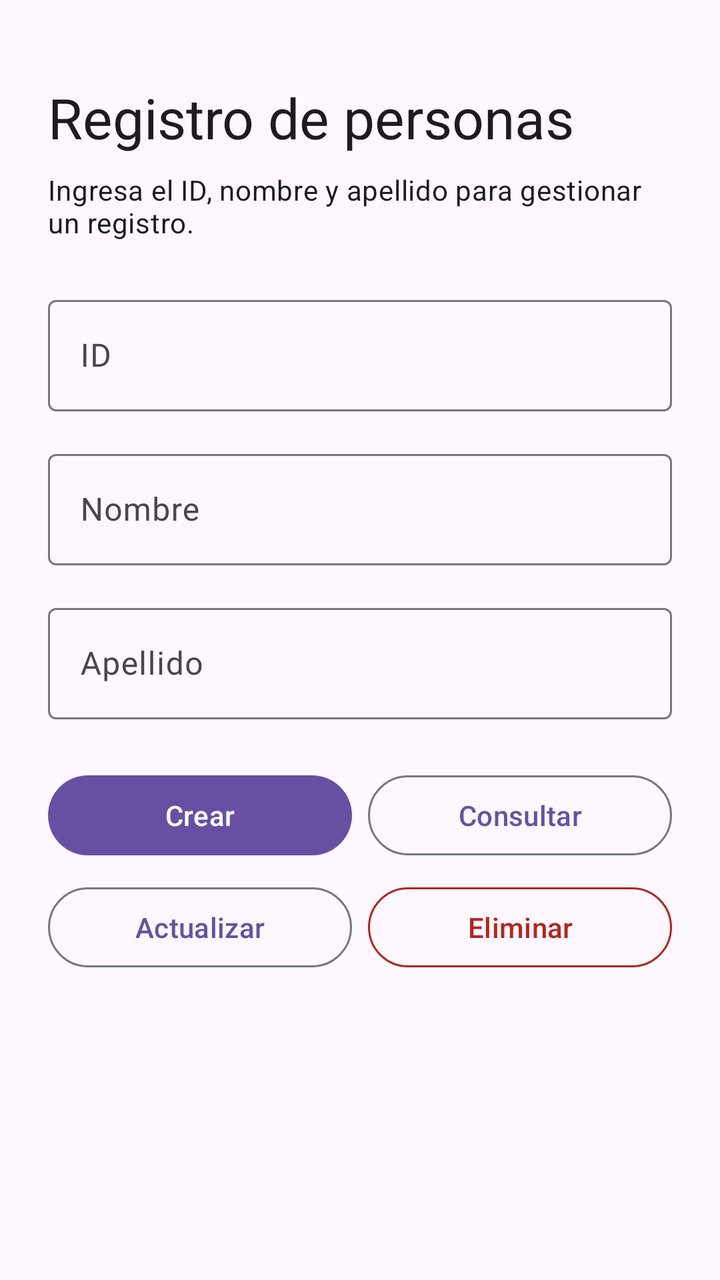
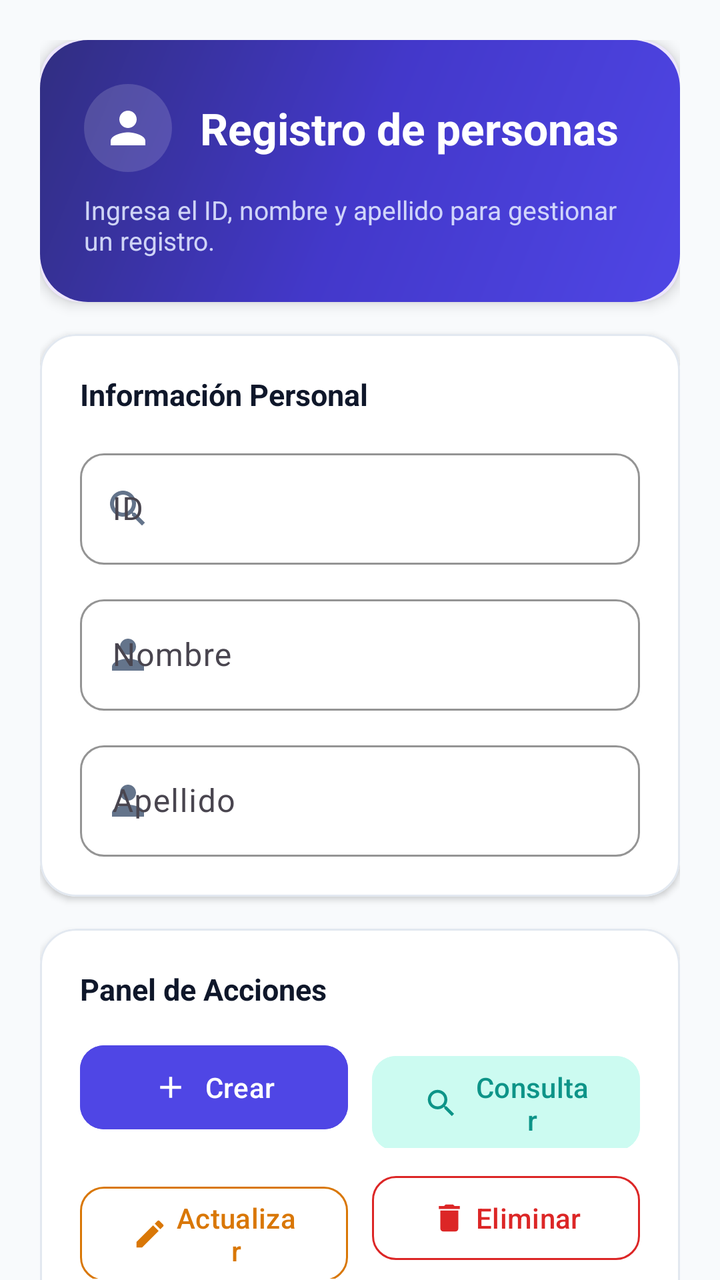

An Android layout rendered at two revisions. The XML below is the earlier revision; the diff shows what the commit changed to produce the second picture.
<!-- AndroidManifest.xml: application theme Theme.TestClase1 -->
<!-- res/layout/activity_main.xml -->
<?xml version="1.0" encoding="utf-8"?>
<androidx.core.widget.NestedScrollView xmlns:android="http://schemas.android.com/apk/res/android"
    xmlns:app="http://schemas.android.com/apk/res-auto"
    xmlns:tools="http://schemas.android.com/tools"
    android:id="@+id/main"
    android:layout_width="match_parent"
    android:layout_height="match_parent"
    android:fillViewport="true"
    android:clipToPadding="false"
    tools:context=".MainActivity">

    <LinearLayout
        android:layout_width="match_parent"
        android:layout_height="wrap_content"
        android:orientation="vertical"
        android:padding="24dp">

        <TextView
            android:layout_width="match_parent"
            android:layout_height="wrap_content"
            android:layout_marginTop="16dp"
            android:text="@string/person_form_title"
            android:textAppearance="?attr/textAppearanceHeadlineMedium" />

        <TextView
            android:layout_width="match_parent"
            android:layout_height="wrap_content"
            android:layout_marginTop="8dp"
            android:layout_marginBottom="24dp"
            android:text="@string/person_form_description"
            android:textAppearance="?attr/textAppearanceBodyMedium" />

        <com.google.android.material.textfield.TextInputLayout
            android:id="@+id/layoutId"
            style="@style/Widget.Material3.TextInputLayout.OutlinedBox"
            android:layout_width="match_parent"
            android:layout_height="wrap_content"
            android:hint="@string/person_id">

            <com.google.android.material.textfield.TextInputEditText
                android:id="@+id/etId"
                android:layout_width="match_parent"
                android:layout_height="wrap_content"
                android:inputType="number"
                android:imeOptions="actionNext"
                android:maxLines="1" />
        </com.google.android.material.textfield.TextInputLayout>

        <com.google.android.material.textfield.TextInputLayout
            android:id="@+id/layoutNombre"
            style="@style/Widget.Material3.TextInputLayout.OutlinedBox"
            android:layout_width="match_parent"
            android:layout_height="wrap_content"
            android:layout_marginTop="16dp"
            android:hint="@string/person_first_name">

            <com.google.android.material.textfield.TextInputEditText
                android:id="@+id/etNombre"
                android:layout_width="match_parent"
                android:layout_height="wrap_content"
                android:autofillHints="personGivenName"
                android:inputType="textPersonName|textCapWords"
                android:imeOptions="actionNext"
                android:maxLines="1" />
        </com.google.android.material.textfield.TextInputLayout>

        <com.google.android.material.textfield.TextInputLayout
            android:id="@+id/layoutApellido"
            style="@style/Widget.Material3.TextInputLayout.OutlinedBox"
            android:layout_width="match_parent"
            android:layout_height="wrap_content"
            android:layout_marginTop="16dp"
            android:hint="@string/person_last_name">

            <com.google.android.material.textfield.TextInputEditText
                android:id="@+id/etApellido"
                android:layout_width="match_parent"
                android:layout_height="wrap_content"
                android:autofillHints="personFamilyName"
                android:inputType="textPersonName|textCapWords"
                android:imeOptions="actionDone"
                android:maxLines="1" />
        </com.google.android.material.textfield.TextInputLayout>

        <LinearLayout
            android:layout_width="match_parent"
            android:layout_height="wrap_content"
            android:layout_marginTop="24dp"
            android:orientation="horizontal">

            <com.google.android.material.button.MaterialButton
                android:id="@+id/btnCrear"
                android:layout_width="0dp"
                android:layout_height="wrap_content"
                android:layout_weight="1"
                android:layout_marginEnd="8dp"
                android:minHeight="48dp"
                android:text="@string/action_create" />

            <com.google.android.material.button.MaterialButton
                android:id="@+id/btnConsultar"
                style="@style/Widget.Material3.Button.OutlinedButton"
                android:layout_width="0dp"
                android:layout_height="wrap_content"
                android:layout_weight="1"
                android:minHeight="48dp"
                android:text="@string/action_read" />
        </LinearLayout>

        <LinearLayout
            android:layout_width="match_parent"
            android:layout_height="wrap_content"
            android:layout_marginTop="8dp"
            android:orientation="horizontal">

            <com.google.android.material.button.MaterialButton
                android:id="@+id/btnActualizar"
                style="@style/Widget.Material3.Button.OutlinedButton"
                android:layout_width="0dp"
                android:layout_height="wrap_content"
                android:layout_weight="1"
                android:layout_marginEnd="8dp"
                android:minHeight="48dp"
                android:text="@string/action_update" />

            <com.google.android.material.button.MaterialButton
                android:id="@+id/btnEliminar"
                style="@style/Widget.Material3.Button.OutlinedButton"
                android:layout_width="0dp"
                android:layout_height="wrap_content"
                android:layout_weight="1"
                android:minHeight="48dp"
                android:text="@string/action_delete"
                android:textColor="?attr/colorError"
                app:strokeColor="?attr/colorError" />
        </LinearLayout>
    </LinearLayout>
</androidx.core.widget.NestedScrollView>
<!-- resources referenced by this layout -->
<resources>
  <style name="Base.Theme.TestClase1" parent="Theme.Material3.DayNight.NoActionBar">
          
          
      </style>
  <!-- unchanged entries left out for length: 10 -->
</resources>

<!-- the commit's change to res/layout/activity_main.xml (unified diff, before → after) -->
@@ -5,134 +5,307 @@
     android:id="@+id/main"
     android:layout_width="match_parent"
     android:layout_height="match_parent"
+    android:background="@color/app_background"
+    android:clipToPadding="false"
     android:fillViewport="true"
-    android:clipToPadding="false"
-    tools:context=".MainActivity">
+    tools:context="com.example.MainActivity">
 
     <LinearLayout
         android:layout_width="match_parent"
         android:layout_height="wrap_content"
         android:orientation="vertical"
-        android:padding="24dp">
-
-        <TextView
+        android:padding="20dp">
+
+        
+        <com.google.android.material.card.MaterialCardView
             android:layout_width="match_parent"
             android:layout_height="wrap_content"
-            android:layout_marginTop="16dp"
-            android:text="@string/person_form_title"
-            android:textAppearance="?attr/textAppearanceHeadlineMedium" />
-
-        <TextView
+            android:layout_marginBottom="16dp"
+            app:cardCornerRadius="20dp"
+            app:cardElevation="4dp"
+            app:strokeWidth="0dp">
+
+            <LinearLayout
+                android:layout_width="match_parent"
+                android:layout_height="wrap_content"
+                android:background="@drawable/bg_hero_card"
+                android:orientation="vertical"
+                android:padding="22dp">
+
+                <LinearLayout
+                    android:layout_width="wrap_content"
+                    android:layout_height="wrap_content"
+                    android:gravity="center_vertical"
+                    android:orientation="horizontal">
+
+                    <FrameLayout
+                        android:layout_width="44dp"
+                        android:layout_height="44dp"
+                        android:background="@drawable/bg_icon_circle">
+
+                        <ImageView
+                            android:layout_width="26dp"
+                            android:layout_height="26dp"
+                            android:layout_gravity="center"
+                            android:contentDescription="@null"
+                            android:src="@drawable/ic_person"
+                            app:tint="@color/white" />
+                    </FrameLayout>
+
+                    <TextView
+                        android:layout_width="wrap_content"
+                        android:layout_height="wrap_content"
+                        android:layout_marginStart="14dp"
+                        android:text="@string/person_form_title"
+                        android:textColor="@color/white"
+                        android:textSize="22sp"
+                        android:textStyle="bold" />
+                </LinearLayout>
+
+                <TextView
+                    android:layout_width="match_parent"
+                    android:layout_height="wrap_content"
+                    android:layout_marginTop="10dp"
+                    android:alpha="0.9"
+                    android:text="@string/person_form_description"
+                    android:textColor="#E0E7FF"
+                    android:textSize="13sp" />
+            </LinearLayout>
+        </com.google.android.material.card.MaterialCardView>
+
+        
+        <com.google.android.material.card.MaterialCardView
             android:layout_width="match_parent"
             android:layout_height="wrap_content"
-            android:layout_marginTop="8dp"
-            android:layout_marginBottom="24dp"
-            android:text="@string/person_form_description"
-            android:textAppearance="?attr/textAppearanceBodyMedium" />
-
-        <com.google.android.material.textfield.TextInputLayout
-            android:id="@+id/layoutId"
-            style="@style/Widget.Material3.TextInputLayout.OutlinedBox"
+            android:layout_marginBottom="16dp"
+            app:cardBackgroundColor="@color/card_background"
+            app:cardCornerRadius="18dp"
+            app:cardElevation="2dp"
+            app:strokeColor="@color/card_stroke"
+            app:strokeWidth="1dp">
+
+            <LinearLayout
+                android:layout_width="match_parent"
+                android:layout_height="wrap_content"
+                android:orientation="vertical"
+                android:padding="20dp">
+
+                <TextView
+                    android:layout_width="wrap_content"
+                    android:layout_height="wrap_content"
+                    android:layout_marginBottom="14dp"
+                    android:text="@string/card_form_title"
+                    android:textColor="@color/text_primary"
+                    android:textSize="15sp"
+                    android:textStyle="bold" />
+
+                
+                <com.google.android.material.textfield.TextInputLayout
+                    android:id="@+id/layoutId"
+                    style="@style/Widget.Material3.TextInputLayout.OutlinedBox"
+                    android:layout_width="match_parent"
+                    android:layout_height="wrap_content"
+                    android:hint="@string/person_id"
+                    app:boxCornerRadiusBottomEnd="12dp"
+                    app:boxCornerRadiusBottomStart="12dp"
+                    app:boxCornerRadiusTopEnd="12dp"
+                    app:boxCornerRadiusTopStart="12dp"
+                    app:boxStrokeColor="@color/colorPrimary"
+                    app:startIconDrawable="@drawable/ic_search"
+                    app:startIconTint="@color/text_secondary">
+
+                    <com.google.android.material.textfield.TextInputEditText
+                        android:id="@+id/etId"
+                        android:layout_width="match_parent"
+                        android:layout_height="wrap_content"
+                        android:imeOptions="actionNext"
+                        android:inputType="number"
+                        android:maxLines="1"
+                        android:textColor="@color/text_primary" />
+                </com.google.android.material.textfield.TextInputLayout>
+
+                
+                <com.google.android.material.textfield.TextInputLayout
+                    android:id="@+id/layoutNombre"
+                    style="@style/Widget.Material3.TextInputLayout.OutlinedBox"
+                    android:layout_width="match_parent"
+                    android:layout_height="wrap_content"
+                    android:layout_marginTop="12dp"
+                    android:hint="@string/person_first_name"
+                    app:boxCornerRadiusBottomEnd="12dp"
+                    app:boxCornerRadiusBottomStart="12dp"
+                    app:boxCornerRadiusTopEnd="12dp"
+                    app:boxCornerRadiusTopStart="12dp"
+                    app:boxStrokeColor="@color/colorPrimary"
+                    app:startIconDrawable="@drawable/ic_person"
+                    app:startIconTint="@color/text_secondary">
+
+                    <com.google.android.material.textfield.TextInputEditText
+                        android:id="@+id/etNombre"
+                        android:layout_width="match_parent"
+                        android:layout_height="wrap_content"
+                        android:autofillHints="personGivenName"
+                        android:imeOptions="actionNext"
+                        android:inputType="textPersonName|textCapWords"
+                        android:maxLines="1"
+                        android:textColor="@color/text_primary" />
+                </com.google.android.material.textfield.TextInputLayout>
+
+                
+                <com.google.android.material.textfield.TextInputLayout
+                    android:id="@+id/layoutApellido"
+                    style="@style/Widget.Material3.TextInputLayout.OutlinedBox"
+                    android:layout_width="match_parent"
+                    android:layout_height="wrap_content"
+                    android:layout_marginTop="12dp"
+                    android:hint="@string/person_last_name"
+                    app:boxCornerRadiusBottomEnd="12dp"
+                    app:boxCornerRadiusBottomStart="12dp"
+                    app:boxCornerRadiusTopEnd="12dp"
+                    app:boxCornerRadiusTopStart="12dp"
+                    app:boxStrokeColor="@color/colorPrimary"
+                    app:startIconDrawable="@drawable/ic_person"
+                    app:startIconTint="@color/text_secondary">
+
+                    <com.google.android.material.textfield.TextInputEditText
+                        android:id="@+id/etApellido"
+                        android:layout_width="match_parent"
+                        android:layout_height="wrap_content"
+                        android:autofillHints="personFamilyName"
+                        android:imeOptions="actionDone"
+                        android:inputType="textPersonName|textCapWords"
+                        android:maxLines="1"
+                        android:textColor="@color/text_primary" />
+                </com.google.android.material.textfield.TextInputLayout>
+            </LinearLayout>
+        </com.google.android.material.card.MaterialCardView>
+
+        
+        <com.google.android.material.card.MaterialCardView
             android:layout_width="match_parent"
             android:layout_height="wrap_content"
-            android:hint="@string/person_id">
-
-            <com.google.android.material.textfield.TextInputEditText
-                android:id="@+id/etId"
+            android:layout_marginBottom="16dp"
+            app:cardBackgroundColor="@color/card_background"
+            app:cardCornerRadius="18dp"
+            app:cardElevation="2dp"
+            app:strokeColor="@color/card_stroke"
+            app:strokeWidth="1dp">
+
+            <LinearLayout
                 android:layout_width="match_parent"
                 android:layout_height="wrap_content"
-                android:inputType="number"
-                android:imeOptions="actionNext"
-                android:maxLines="1" />
-        </com.google.android.material.textfield.TextInputLayout>
-
-        <com.google.android.material.textfield.TextInputLayout
-            android:id="@+id/layoutNombre"
-            style="@style/Widget.Material3.TextInputLayout.OutlinedBox"
-            android:layout_width="match_parent"
-            android:layout_height="wrap_content"
-            android:layout_marginTop="16dp"
-            android:hint="@string/person_first_name">
-
-            <com.google.android.material.textfield.TextInputEditText
-                android:id="@+id/etNombre"
-                android:layout_width="match_parent"
-                android:layout_height="wrap_content"
-                android:autofillHints="personGivenName"
-                android:inputType="textPersonName|textCapWords"
-                android:imeOptions="actionNext"
-                android:maxLines="1" />
-        </com.google.android.material.textfield.TextInputLayout>
-
-        <com.google.android.material.textfield.TextInputLayout
-            android:id="@+id/layoutApellido"
-            style="@style/Widget.Material3.TextInputLayout.OutlinedBox"
-            android:layout_width="match_parent"
-            android:layout_height="wrap_content"
-            android:layout_marginTop="16dp"
-            android:hint="@string/person_last_name">
-
-            <com.google.android.material.textfield.TextInputEditText
-                android:id="@+id/etApellido"
-                android:layout_width="match_parent"
-                android:layout_height="wrap_content"
-                android:autofillHints="personFamilyName"
-                android:inputType="textPersonName|textCapWords"
-                android:imeOptions="actionDone"
-                android:maxLines="1" />
-        </com.google.android.material.textfield.TextInputLayout>
-
-        <LinearLayout
-            android:layout_width="match_parent"
-            android:layout_height="wrap_content"
-            android:layout_marginTop="24dp"
-            android:orientation="horizontal">
-
-            <com.google.android.material.button.MaterialButton
-                android:id="@+id/btnCrear"
-                android:layout_width="0dp"
-                android:layout_height="wrap_content"
-                android:layout_weight="1"
-                android:layout_marginEnd="8dp"
-                android:minHeight="48dp"
-                android:text="@string/action_create" />
-
-            <com.google.android.material.button.MaterialButton
-                android:id="@+id/btnConsultar"
-                style="@style/Widget.Material3.Button.OutlinedButton"
-                android:layout_width="0dp"
-                android:layout_height="wrap_content"
-                android:layout_weight="1"
-                android:minHeight="48dp"
-                android:text="@string/action_read" />
-        </LinearLayout>
-
-        <LinearLayout
-            android:layout_width="match_parent"
-            android:layout_height="wrap_content"
-            android:layout_marginTop="8dp"
-            android:orientation="horizontal">
-
-            <com.google.android.material.button.MaterialButton
-                android:id="@+id/btnActualizar"
-                style="@style/Widget.Material3.Button.OutlinedButton"
-                android:layout_width="0dp"
-                android:layout_height="wrap_content"
-                android:layout_weight="1"
-                android:layout_marginEnd="8dp"
-                android:minHeight="48dp"
-                android:text="@string/action_update" />
-
-            <com.google.android.material.button.MaterialButton
-                android:id="@+id/btnEliminar"
-                style="@style/Widget.Material3.Button.OutlinedButton"
-                android:layout_width="0dp"
-                android:layout_height="wrap_content"
-                android:layout_weight="1"
-                android:minHeight="48dp"
-                android:text="@string/action_delete"
-                android:textColor="?attr/colorError"
-                app:strokeColor="?attr/colorError" />
-        </LinearLayout>
+                android:orientation="vertical"
+                android:padding="20dp">
+
+                <TextView
+                    android:layout_width="wrap_content"
+                    android:layout_height="wrap_content"
+                    android:layout_marginBottom="14dp"
+                    android:text="@string/card_actions_title"
+                    android:textColor="@color/text_primary"
+                    android:textSize="15sp"
+                    android:textStyle="bold" />
+
+                
+                <LinearLayout
+                    android:layout_width="match_parent"
+                    android:layout_height="wrap_content"
+                    android:orientation="horizontal">
+
+                    <com.google.android.material.button.MaterialButton
+                        android:id="@+id/btnCrear"
+                        android:layout_width="0dp"
+                        android:layout_height="wrap_content"
+                        android:layout_marginEnd="6dp"
+                        android:layout_weight="1"
+                        android:backgroundTint="@color/btn_create"
+                        android:minHeight="50dp"
+                        android:onClick="guardar"
+                        android:text="@string/action_create"
+                        android:textColor="@color/white"
+                        app:cornerRadius="12dp"
+                        app:icon="@drawable/ic_add"
+                        app:iconGravity="textStart"
+                        app:iconTint="@color/white" />
+
+                    <com.google.android.material.button.MaterialButton
+                        android:id="@+id/btnConsultar"
+                        style="@style/Widget.Material3.Button.TonalButton"
+                        android:layout_width="0dp"
+                        android:layout_height="wrap_content"
+                        android:layout_marginStart="6dp"
+                        android:layout_weight="1"
+                        android:backgroundTint="@color/colorSecondaryContainer"
+                        android:minHeight="50dp"
+                        android:onClick="buscar"
+                        android:text="@string/action_read"
+                        android:textColor="@color/colorSecondary"
+                        app:cornerRadius="12dp"
+                        app:icon="@drawable/ic_search"
+                        app:iconGravity="textStart"
+                        app:iconTint="@color/colorSecondary" />
+                </LinearLayout>
+
+                
+                <LinearLayout
+                    android:layout_width="match_parent"
+                    android:layout_height="wrap_content"
+                    android:layout_marginTop="10dp"
+                    android:orientation="horizontal">
+
+                    <com.google.android.material.button.MaterialButton
+                        android:id="@+id/btnActualizar"
+                        style="@style/Widget.Material3.Button.OutlinedButton"
+                        android:layout_width="0dp"
+                        android:layout_height="wrap_content"
+                        android:layout_marginEnd="6dp"
+                        android:layout_weight="1"
+                        android:minHeight="50dp"
+                        android:onClick="actualizar"
+                        android:text="@string/action_update"
+                        android:textColor="@color/btn_update"
+                        app:cornerRadius="12dp"
+                        app:icon="@drawable/ic_edit"
+                        app:iconGravity="textStart"
+                        app:iconTint="@color/btn_update"
+                        app:strokeColor="@color/btn_update" />
+
+                    <com.google.android.material.button.MaterialButton
+                        android:id="@+id/btnEliminar"
+                        style="@style/Widget.Material3.Button.OutlinedButton"
+                        android:layout_width="0dp"
+                        android:layout_height="wrap_content"
+                        android:layout_marginStart="6dp"
+                        android:layout_weight="1"
+                        android:minHeight="50dp"
+                        android:onClick="eliminar"
+                        android:text="@string/action_delete"
+                        android:textColor="@color/btn_delete"
+                        app:cornerRadius="12dp"
+                        app:icon="@drawable/ic_delete"
+                        app:iconGravity="textStart"
+                        app:iconTint="@color/btn_delete"
+                        app:strokeColor="@color/btn_delete" />
+                </LinearLayout>
+
+                
+                <com.google.android.material.button.MaterialButton
+                    android:id="@+id/btnListar"
+                    android:layout_width="match_parent"
+                    android:layout_height="wrap_content"
+                    android:layout_marginTop="12dp"
+                    android:backgroundTint="@color/btn_list"
+                    android:minHeight="52dp"
+                    android:onClick="listar"
+                    android:text="@string/action_list"
+                    android:textColor="@color/white"
+                    app:cornerRadius="14dp"
+                    app:elevation="2dp"
+                    app:icon="@drawable/ic_list"
+                    app:iconGravity="textStart"
+                    app:iconTint="@color/white" />
+            </LinearLayout>
+        </com.google.android.material.card.MaterialCardView>
+
     </LinearLayout>
 </androidx.core.widget.NestedScrollView>
<!-- resource entries referenced after the edit -->
@@ -1,9 +1,111 @@
 <!-- resources referenced by this layout -->
 <resources>
+  <color name="app_background">#F8FAFC</color>
+  <color name="btn_create">#4F46E5</color>
+  <color name="btn_delete">#DC2626</color>
+  <color name="btn_list">#4338CA</color>
+  <color name="btn_update">#D97706</color>
+  <color name="card_background">#FFFFFF</color>
+  <color name="card_stroke">#E2E8F0</color>
+  <color name="colorPrimary">#4F46E5</color>
+  <color name="colorSecondary">#0D9488</color>
+  <color name="colorSecondaryContainer">#CCFBF1</color>
+  <color name="text_primary">#0F172A</color>
+  <color name="text_secondary">#64748B</color>
+  <color name="white">#FFFFFFFF</color>
+  <!-- drawable bg_hero_card (drawable) -->
+  <?xml version="1.0" encoding="utf-8"?>
+  <shape xmlns:android="http://schemas.android.com/apk/res/android"
+      android:shape="rectangle">
+      <gradient
+          android:angle="135"
+          android:startColor="#4F46E5"
+          android:centerColor="#4338CA"
+          android:endColor="#312E81"
+          android:type="linear" />
+      <corners android:radius="24dp" />
+  </shape>
+  <!-- drawable bg_icon_circle (drawable) -->
+  <?xml version="1.0" encoding="utf-8"?>
+  <shape xmlns:android="http://schemas.android.com/apk/res/android"
+      android:shape="oval">
+      <solid android:color="#26FFFFFF" />
+  </shape>
+  <!-- drawable ic_add (drawable) -->
+  <vector xmlns:android="http://schemas.android.com/apk/res/android"
+      android:width="24dp"
+      android:height="24dp"
+      android:viewportWidth="24"
+      android:viewportHeight="24">
+      <path
+          android:fillColor="#FFFFFFFF"
+          android:pathData="M19,13h-6v6h-2v-6H5v-2h6V5h2v6h6v2z" />
+  </vector>
+  <!-- drawable ic_delete (drawable) -->
+  <vector xmlns:android="http://schemas.android.com/apk/res/android"
+      android:width="24dp"
+      android:height="24dp"
+      android:viewportWidth="24"
+      android:viewportHeight="24">
+      <path
+          android:fillColor="#FFFFFFFF"
+          android:pathData="M6,19c0,1.1 0.9,2 2,2h8c1.1,0 2,-0.9 2,-2V7H6v12zM19,4h-3.5l-1,-1h-5l-1,1H5v2h14V4z" />
+  </vector>
+  <!-- drawable ic_edit (drawable) -->
+  <vector xmlns:android="http://schemas.android.com/apk/res/android"
+      android:width="24dp"
+      android:height="24dp"
+      android:viewportWidth="24"
+      android:viewportHeight="24">
+      <path
+          android:fillColor="#FFFFFFFF"
+          android:pathData="M3,17.25V21h3.75L17.81,9.94l-3.75,-3.75L3,17.25zM20.71,7.04c0.39,-0.39 0.39,-1.02 0,-1.41l-2.34,-2.34c-0.39,-0.39 -1.02,-0.39 -1.41,0l-1.83,1.83 3.75,3.75 1.83,-1.83z" />
+  </vector>
+  <!-- drawable ic_list (drawable) -->
+  <vector xmlns:android="http://schemas.android.com/apk/res/android"
+      android:width="24dp"
+      android:height="24dp"
+      android:viewportWidth="24"
+      android:viewportHeight="24">
+      <path
+          android:fillColor="#FFFFFFFF"
+          android:pathData="M4,14h4v-4H4v4zm0,5h4v-4H4v4zM4,9h4V5H4v4zm5,5h12v-4H9v4zm0,5h12v-4H9v4zM9,5v4h12V5H9z" />
+  </vector>
+  <!-- drawable ic_person (drawable) -->
+  <vector xmlns:android="http://schemas.android.com/apk/res/android"
+      android:width="24dp"
+      android:height="24dp"
+      android:viewportWidth="24"
+      android:viewportHeight="24">
+      <path
+          android:fillColor="#FFFFFFFF"
+          android:pathData="M12,12c2.21,0 4,-1.79 4,-4s-1.79,-4 -4,-4 -4,1.79 -4,4 1.79,4 4,4zM12,14c-2.67,0 -8,1.34 -8,4v2h16v-2c0,-2.66 -5.33,-4 -8,-4z" />
+  </vector>
+  <!-- drawable ic_search (drawable) -->
+  <vector xmlns:android="http://schemas.android.com/apk/res/android"
+      android:width="24dp"
+      android:height="24dp"
+      android:viewportWidth="24"
+      android:viewportHeight="24">
+      <path
+          android:fillColor="#FFFFFFFF"
+          android:pathData="M15.5,14h-0.79l-0.28,-0.27C15.41,12.59 16,11.11 16,9.5 16,5.91 13.09,3 9.5,3S3,5.91 3,9.5 5.91,16 9.5,16c1.61,0 3.09,-0.59 4.23,-1.57l0.27,0.28v0.79l5,4.99L20.49,19l-4.99,-5zM9.5,14C7.01,14 5,11.99 5,9.5S7.01,5 9.5,5 14,7.01 14,9.5 11.99,14 9.5,14z" />
+  </vector>
+  <string name="action_list">Listar Registros</string>
+  <string name="card_actions_title">Panel de Acciones</string>
+  <string name="card_form_title">Información Personal</string>
   <style name="Base.Theme.TestClase1" parent="Theme.Material3.DayNight.NoActionBar">
-          
-          
+          <item name="colorPrimary">@color/colorPrimary</item>
+          <item name="colorSecondary">@color/colorSecondary</item>
+          <item name="colorPrimaryContainer">@color/colorPrimaryContainer</item>
+          <item name="colorOnPrimaryContainer">@color/colorOnPrimaryContainer</item>
+          <item name="android:colorBackground">@color/app_background</item>
+          <item name="android:statusBarColor">@color/colorPrimaryDark</item>
+          <item name="android:windowLightStatusBar">false</item>
       </style>
+  <color name="colorPrimaryContainer">#EEF2FF</color>
+  <color name="colorOnPrimaryContainer">#312E81</color>
+  <color name="colorPrimaryDark">#3730A3</color>
   <!-- unchanged entries left out for length: 10 -->
 </resources>
 
